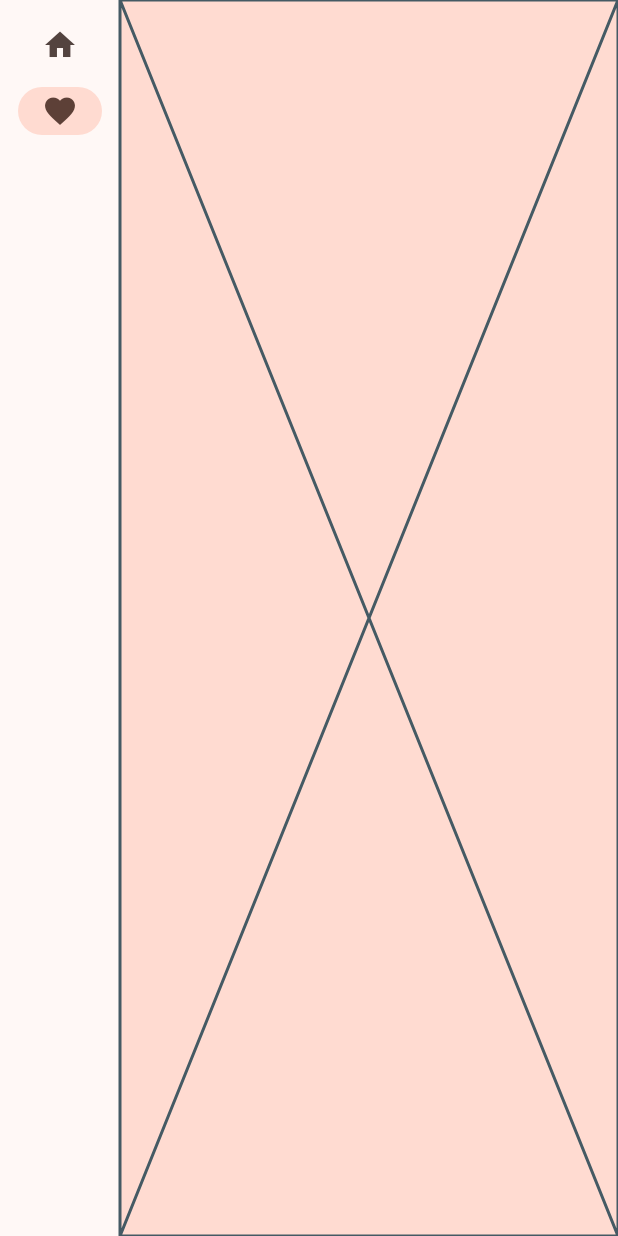
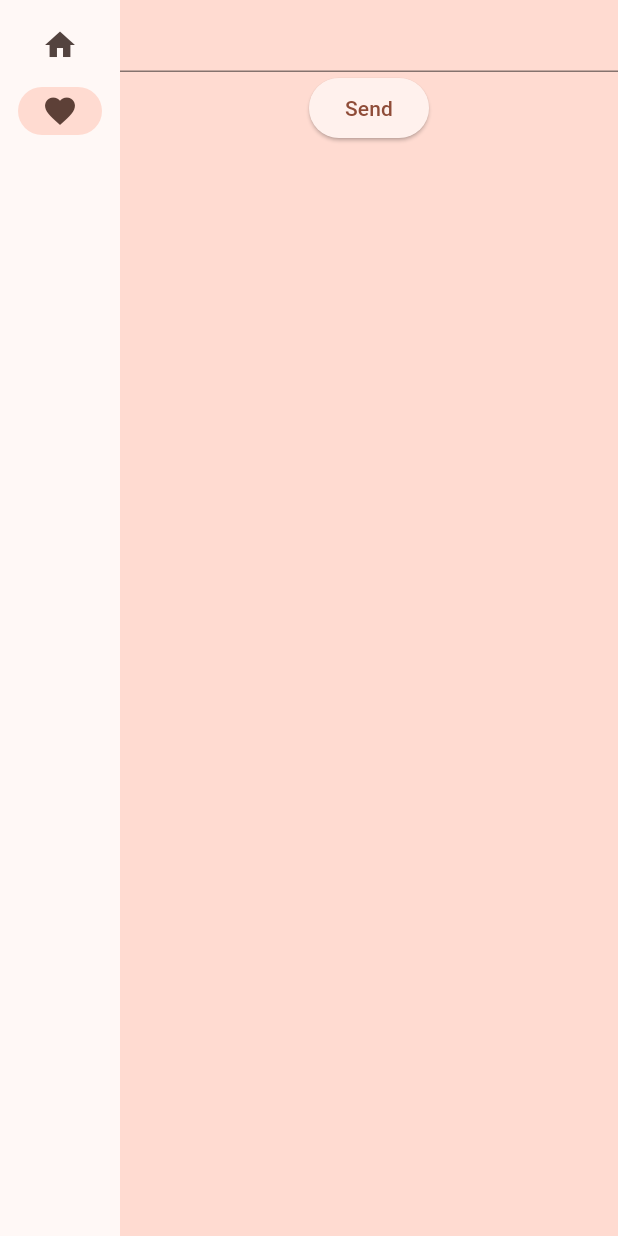
Before and after one commit to simojjuho/flutter_state_management_training, a Flutter app: the screen it shows after launch, after a tap on "Faorites", on a phone screen of 412 x 824 dp. Run offline on Flutter 3.47's test engine with Material 3 defaults, Android fonts, the phone set to English and light mode, and no system bars.

Commit message:
Created multiple states and tested changing it

```diff
--- a/lib/main.dart
+++ b/lib/main.dart
@@ -1,7 +1,8 @@
 import 'package:flutter/material.dart';
 import 'package:provider/provider.dart';
-import 'package:state_training/src/main_state.dart';
+import 'package:state_training/src/product_state.dart';
 import 'package:state_training/src/main_view.dart';
+import 'package:state_training/src/user_state.dart';
 
 void main() {
   runApp(const MainApp());
@@ -12,10 +13,13 @@ class MainApp extends StatelessWidget {
 
   @override
   Widget build(BuildContext context) {
-    return ChangeNotifierProvider(
-      create: (context) => MainState(),
+    return MultiProvider(
+      providers: [
+        ChangeNotifierProvider<ProductState>(create: (_) => ProductState()),
+        ChangeNotifierProvider<UserState>(create: (_) => UserState())
+      ],
       child: MaterialApp(
-        title: 'Namer App',
+        title: 'State training',
         theme: ThemeData(
           useMaterial3: true,
           colorScheme: ColorScheme.fromSeed(seedColor: Colors.deepOrange),
--- a/lib/src/main_view.dart
+++ b/lib/src/main_view.dart
@@ -1,4 +1,5 @@
 import 'package:flutter/material.dart';
+import 'package:state_training/src/products/product_view.dart';
 
 class MainView extends StatefulWidget {
   const MainView({super.key});
@@ -17,7 +18,7 @@ class _HomeViewState extends State<MainView> {
         page = const Placeholder();
         break;
       case 1:
-        page = const Placeholder();
+        page = const ProductView();
         break;
       default:
         throw UnimplementedError('No widget for selected index');
--- a/lib/src/main_state.dart
+++ b/lib/src/product_state.dart
@@ -1,10 +1,11 @@
 import 'package:flutter/material.dart';
 import 'package:state_training/src/core_entities/product.dart';
 
-class MainState extends ChangeNotifier {
-  var products = <Product>[];
+class ProductState extends ChangeNotifier {
+  var products = <String>[];
 
-  void addProduct(Product value) {
+  void addProduct(String value) {
     products.add(value);
+    notifyListeners();
   }
 }
--- /dev/null
+++ b/lib/src/products/assets/product_form/ProductFormState.dart
@@ -0,0 +1,42 @@
+import "package:flutter/material.dart";
+import "package:provider/provider.dart";
+import "package:state_training/src/product_state.dart";
+
+class ProductForm extends StatefulWidget {
+  const ProductForm({super.key});
+
+  @override
+  State<ProductForm> createState() => _ProductFormState();
+}
+
+class _ProductFormState extends State<ProductForm> {
+  final _formKey = GlobalKey<FormState>();
+  final myController = TextEditingController();
+
+  @override
+  void dispose() {
+    // Clean up the controller when the widget is disposed.
+    myController.dispose();
+    super.dispose();
+  }
+
+  @override
+  Widget build(BuildContext context) {
+    var productState = context.watch<ProductState>();
+
+    return Form(
+      key: _formKey,
+      child: Column(
+        children: [
+          TextFormField(
+            controller: myController,
+          ),
+          ElevatedButton(
+            onPressed: () => productState.addProduct(myController.text),
+            child: const Text("Send"),
+          )
+        ],
+      ),
+    );
+  }
+}
--- /dev/null
+++ b/lib/src/products/product_view.dart
@@ -0,0 +1,26 @@
+import 'package:flutter/material.dart';
+import 'package:provider/provider.dart';
+import 'package:state_training/src/product_state.dart';
+import 'package:state_training/src/products/assets/product_form/ProductFormState.dart';
+
+class ProductView extends StatelessWidget {
+  const ProductView({super.key});
+
+  @override
+  Widget build(BuildContext context) {
+    var products = context.watch<ProductState>().products;
+    return Column(
+      children: [
+        const ProductForm(),
+        ListView(
+          shrinkWrap: true,
+          children: products
+              .map((e) => ListTile(
+                    title: Text(e),
+                  ))
+              .toList(),
+        )
+      ],
+    );
+  }
+}
--- /dev/null
+++ b/lib/src/user_state.dart
@@ -0,0 +1,10 @@
+import 'package:flutter/material.dart';
+import 'package:state_training/src/core_entities/product.dart';
+
+class UserState extends ChangeNotifier {
+  var users = <Product>[];
+
+  void addUser(Product value) {
+    users.add(value);
+  }
+}
```
